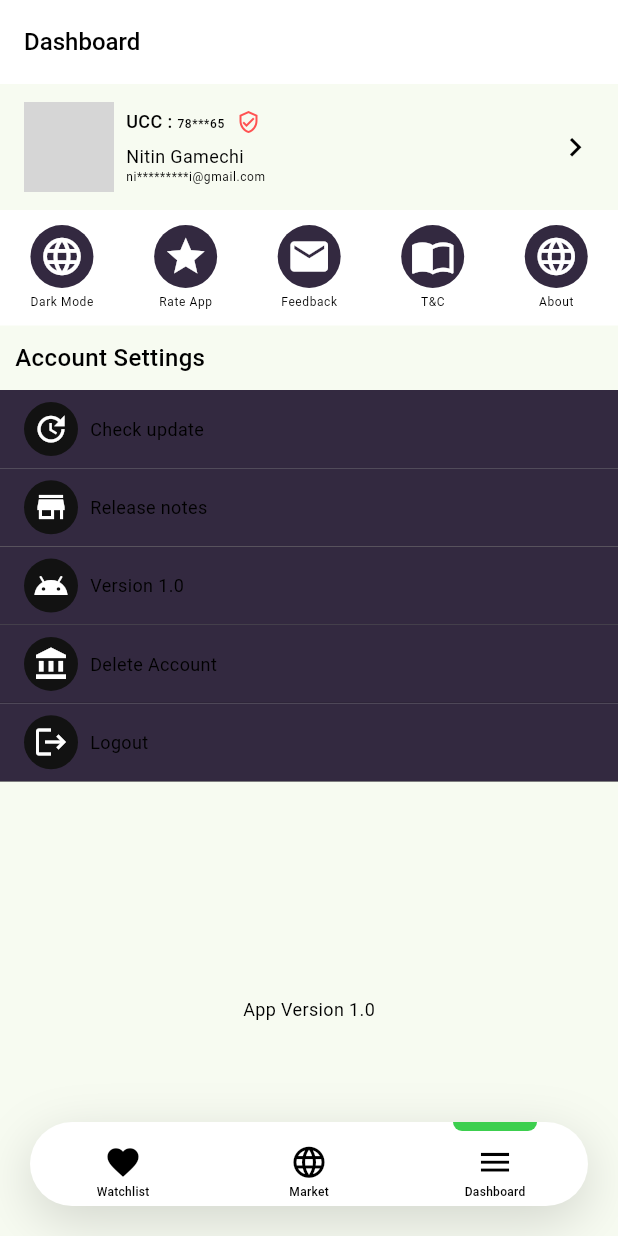
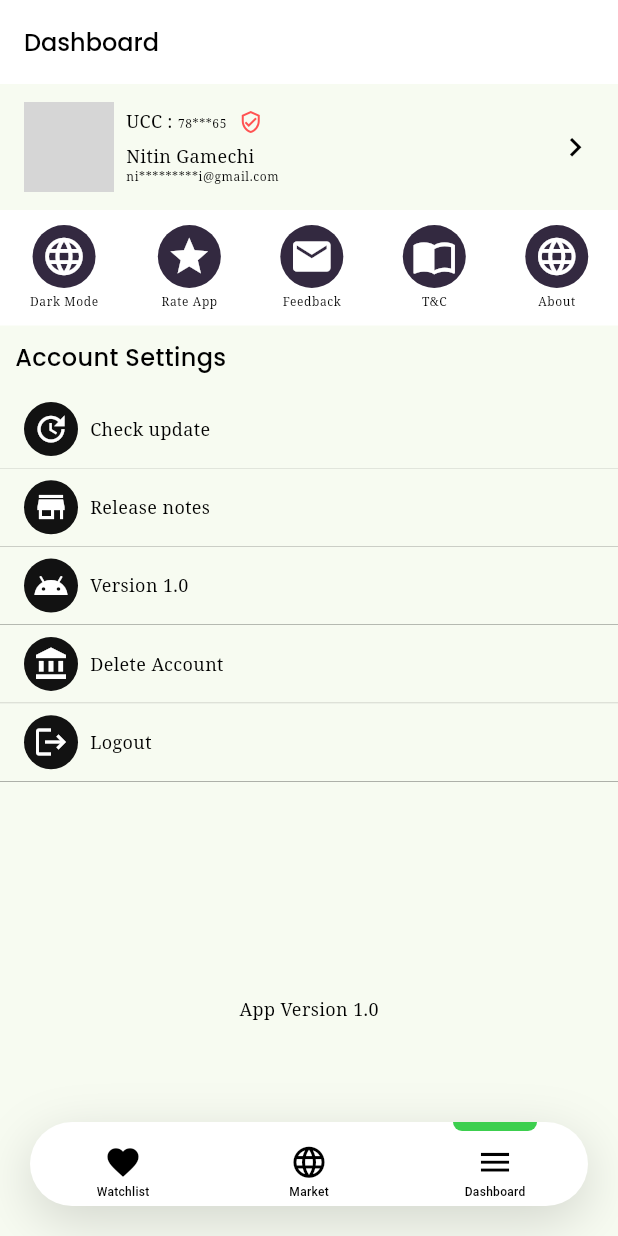
Before and after one commit to GamechiNitin/SimpleBank, a Flutter app: the screen it shows after launch, item 3 of the bottom bar chosen, on a phone screen of 412 x 824 dp. Run offline on Flutter 3.47's test engine with Material 2 defaults, Android fonts, the phone set to English and light mode, and no system bars; our stand-ins replace flutter_bloc, google_fonts, shared_preferences; network calls fail; grey boxes are pictures that could not be loaded.

Commit message:
Google Fonts : Poppins, NotoSerif

```diff
--- a/lib/utils/theme.dart
+++ b/lib/utils/theme.dart
@@ -1,3 +1,4 @@
+import 'package:google_fonts/google_fonts.dart';
 import 'package:simple_bank/utils/import.dart';
 
 class AppTheme {
@@ -18,9 +19,9 @@ class AppTheme {
         ),
       ),
       // brightness: Brightness.dark,
-      appBarTheme: const AppBarTheme(
+      appBarTheme: AppBarTheme(
         backgroundColor: kWhiteColor,
-        titleTextStyle: TextStyle(
+        titleTextStyle: GoogleFonts.poppins(
           color: kBlackColor,
           fontSize: 16,
           fontWeight: FontWeight.w500,
@@ -43,13 +44,13 @@ class AppTheme {
         surface: kPrimaryColor,
         onSurface: ColorScheme.fromSeed(seedColor: kPrimaryColor).background,
       ),
-      textTheme: const TextTheme(
-        bodyMedium: TextStyle(
+      textTheme: TextTheme(
+        bodyMedium: GoogleFonts.notoSerif(
           fontSize: size12,
           color: kBlackColor,
           // height: 0,
         ),
-        bodySmall: TextStyle(
+        bodySmall: GoogleFonts.notoSerif(
           fontSize: size8,
           color: kBlackColor,
         ),
@@ -71,15 +72,15 @@ class AppTheme {
       onSecondary: kPrimaryColor,
       error: kPrimaryColor,
       onError: kPrimaryColor,
-      background: kPrimaryColor,
+      background: kDarkGrey2Color,
       onBackground: kPrimaryColor,
       surface: ColorScheme.fromSeed(seedColor: kPrimaryColor).primary,
       onSurface: kPrimaryColor,
     ),
     useMaterial3: true,
-    appBarTheme: const AppBarTheme(
+    appBarTheme: AppBarTheme(
       backgroundColor: kDarkGreyColor,
-      titleTextStyle: TextStyle(
+      titleTextStyle: GoogleFonts.poppins(
         color: kWhiteColor,
         fontSize: 16,
         fontWeight: FontWeight.w500,
@@ -101,13 +102,13 @@ class AppTheme {
       ),
     ),
     // Text Theme
-    textTheme: const TextTheme(
-      bodyMedium: TextStyle(
+    textTheme: TextTheme(
+      bodyMedium: GoogleFonts.notoSerif(
         fontSize: size12,
         color: kWhiteColor,
         // height: 0,
       ),
-      bodySmall: TextStyle(
+      bodySmall: GoogleFonts.notoSerif(
         fontSize: size8,
         color: kWhiteColor,
       ),
--- a/lib/view/screen/bnb/dashboard_screen.dart
+++ b/lib/view/screen/bnb/dashboard_screen.dart
@@ -221,9 +221,9 @@ class MyWidget2 extends StatelessWidget {
   Widget build(BuildContext context) {
     return Container(
       padding: const EdgeInsets.symmetric(horizontal: 16, vertical: 8),
-      decoration: const BoxDecoration(
+      decoration: BoxDecoration(
         shape: BoxShape.rectangle,
-        color: kDarkGrey2Color,
+        color: Theme.of(context).colorScheme.background,
         border: Border(
           bottom: BorderSide(
             color: kBlackColor,
--- a/pubspec.yaml
+++ b/pubspec.yaml
@@ -38,6 +38,7 @@ dependencies:
   # The following adds the Cupertino Icons font to your application.
   # Use with the CupertinoIcons class for iOS style icons.
   cupertino_icons: ^1.0.2
+  google_fonts: ^4.0.3
 
 
 dev_dependencies:
```
